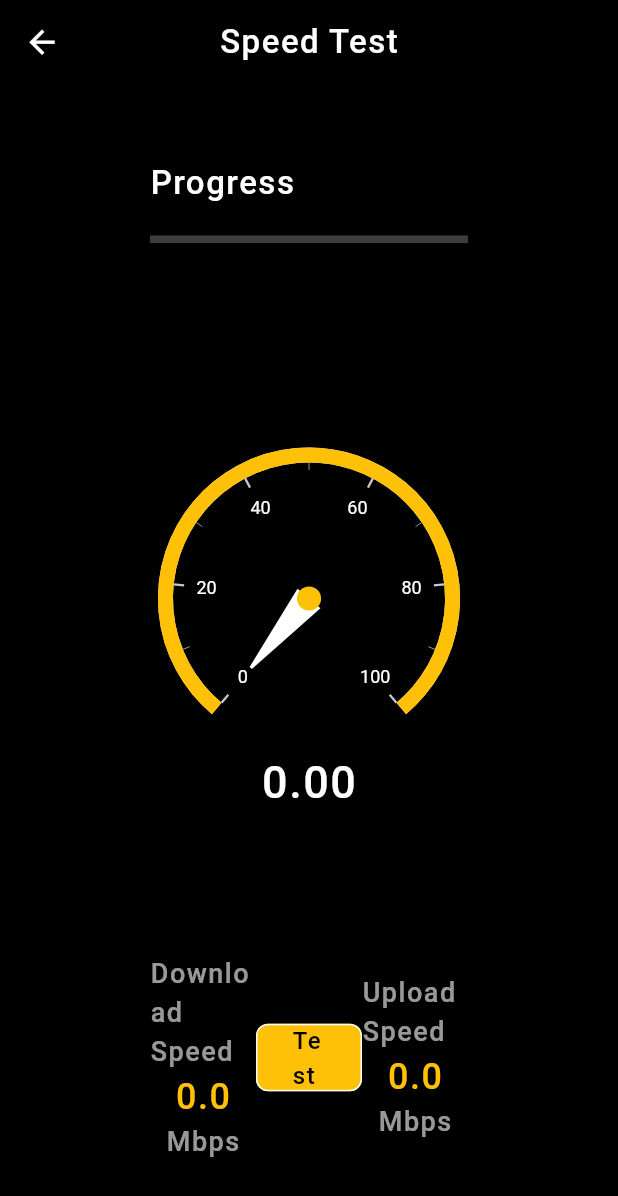
After one commit to bhargav0147/widget_of_week, a Flutter app: the SpeedTestPage screen opened by its route, on a phone screen of 412 x 824 dp. The commit adds this screen. Shown: the top 1196 px of the screen. Run offline on Flutter 3.47's test engine with Material 3 defaults, Android fonts, the phone set to English and light mode, and no system bars; drawn by our look-alikes of syncfusion_flutter_gauges; our stand-ins replace get; missing offline and left inert: flutter_internet_speed_test.

Commit message:
speedtest

```diff
--- a/lib/Presentation/Pages/Home/Controller/home_controller.dart
+++ b/lib/Presentation/Pages/Home/Controller/home_controller.dart
@@ -6,9 +6,11 @@ import 'package:widget_of_week/Routes/app_routes.dart';
 class HomePageController extends GetxController {
   RxList<String> menuList = <String>[
     'Slider',
+    'Speed Test',
   ].obs;
 
   RxList<String> navigatePathList = <String>[
     AppRoutes.slider,
+    AppRoutes.speedTest,
   ].obs;
 }
--- /dev/null
+++ b/lib/Presentation/Pages/Typing_Test/Controller/speed_test_controller.dart
@@ -0,0 +1,57 @@
+import 'package:get/get.dart';
+import 'package:flutter_internet_speed_test/flutter_internet_speed_test.dart';
+
+class SpeedTestController extends GetxController {
+  var progressBarValue = 0.0.obs;
+  var downloadValue = 0.0.obs;
+  var uploadValue = 0.0.obs;
+  var displayValue = 0.0.obs;
+  var isTestingStarted = false.obs;
+
+   testingInternetSpeed() {
+    final speedTest = FlutterInternetSpeedTest();
+    speedTest.startTesting(
+      onStarted: () {
+        isTestingStarted.value = true;
+
+      },
+      onCompleted: (TestResult download, TestResult upload) {
+        downloadValue.value = download.transferRate;
+        progressBarValue.value = 100.0;
+        displayValue = downloadValue;
+
+        uploadValue.value = upload.transferRate;
+        progressBarValue.value = 100.0;
+        displayValue = uploadValue;
+
+        isTestingStarted.value = false;
+      },
+      onProgress: (double percent, TestResult data) {
+        if (data.type == TestType.download) {
+          downloadValue.value = data.transferRate;
+          displayValue = downloadValue;
+          progressBarValue.value = percent;
+        } else {
+          uploadValue.value = data.transferRate;
+          displayValue = uploadValue;
+          progressBarValue.value = percent;
+        }
+      },
+      onError: (String errorMessage, String speedTestError) {
+        print('errorMessage : $errorMessage');
+        print('speedTestError : $speedTestError');
+      },
+      onDefaultServerSelectionInProgress: () {},
+      onDefaultServerSelectionDone: (Client? client) {},
+      onDownloadComplete: (TestResult data) {
+        downloadValue.value = data.transferRate;
+        displayValue = downloadValue;
+      },
+      onUploadComplete: (TestResult data) {
+        uploadValue.value = data.transferRate;
+        displayValue = uploadValue;
+      },
+      onCancel: () {},
+    );
+  }
+}
--- /dev/null
+++ b/lib/Presentation/Pages/Typing_Test/Screen/speed_test_page.dart
@@ -0,0 +1,208 @@
+import 'package:get/get.dart';
+import 'package:flutter/material.dart';
+import 'package:syncfusion_flutter_gauges/gauges.dart';
+import 'package:widget_of_week/Presentation/Pages/Typing_Test/Controller/speed_test_controller.dart';
+import 'package:widget_of_week/Presentation/Themes/app_theme.dart';
+import 'package:widget_of_week/Presentation/Widgets/hover_button.dart';
+
+class SpeedTestPage extends StatelessWidget {
+  const SpeedTestPage({super.key});
+
+  @override
+  Widget build(BuildContext context) {
+    HoverController hoverTestButtonController = HoverController();
+    final SpeedTestController speedTestController =
+        Get.put(SpeedTestController());
+    return Scaffold(
+      backgroundColor: AppColors.black,
+      appBar: AppBar(
+        backgroundColor: AppColors.black,
+        centerTitle: true,
+        title: const Text(
+          'Speed Test',
+          style: TextStyle(
+              letterSpacing: 1,
+              fontSize: 22,
+              fontWeight: FontWeight.w500,
+              color: AppColors.white),
+        ),
+        leading: IconButton(
+            onPressed: () {
+              Get.back();
+            },
+            icon: const Icon(
+              Icons.arrow_back,
+              size: 25,
+              color: AppColors.white,
+            )),
+      ),
+      body: Center(
+        child: Padding(
+          padding: const EdgeInsets.symmetric(horizontal: 100, vertical: 50),
+          child: Column(
+            crossAxisAlignment: CrossAxisAlignment.center,
+            children: [
+              const Align(
+                alignment: Alignment.centerLeft,
+                child: Text(
+                  'Progress',
+                  style: TextStyle(
+                      letterSpacing: 1,
+                      fontSize: 22,
+                      fontWeight: FontWeight.w500,
+                      color: AppColors.white),
+                ),
+              ),
+              const SizedBox(
+                height: 20,
+              ),
+              LinearProgressIndicator(
+                value: speedTestController.progressBarValue.value,
+                minHeight: 5,
+                backgroundColor: AppColors.white24,
+                color: AppColors.amber,
+              ),
+              const Spacer(),
+              SfRadialGauge(
+                enableLoadingAnimation: true,
+                animationDuration: 3000,
+                axes: [
+                  RadialAxis(
+                    showLastLabel: true,
+                    axisLabelStyle:
+                        const GaugeTextStyle(color: AppColors.white),
+                    ranges: [
+                      GaugeRange(
+                        startValue: 0,
+                        endValue: 100,
+                        color: AppColors.amber,
+                      )
+                    ],
+                    pointers: [
+                      NeedlePointer(
+                        value: speedTestController.displayValue.value,
+                        needleColor: AppColors.white,
+                        enableAnimation: true,
+                        knobStyle: const KnobStyle(color: AppColors.amber),
+                      ),
+                    ],
+                    annotations: [
+                      GaugeAnnotation(
+                        widget: SizedBox(
+
+                          height: 40,
+                          child: Center(
+                            child: Text(
+                              speedTestController.displayValue.value
+                                  .toStringAsFixed(2),
+                              style: const TextStyle(
+                                  letterSpacing: 1,
+                                  fontSize: 30,
+                                  fontWeight: FontWeight.w500,
+                                  color: AppColors.white),
+                            ),
+                          ),
+                        ),
+                        angle: 90,
+                        positionFactor: 1.2,
+                      ),
+                    ],
+                  )
+                ],
+              ),
+              const Spacer(),
+              Row(
+                mainAxisAlignment: MainAxisAlignment.spaceBetween,
+                crossAxisAlignment: CrossAxisAlignment.center,
+                children: [
+                  Expanded(
+                    child: Column(
+                      children: [
+                        const Text(
+                          'Download Speed',
+                          style: TextStyle(
+                              letterSpacing: 1,
+                              fontSize: 18,
+                              fontWeight: FontWeight.w500,
+                              color: AppColors.white60),
+                        ),
+                        Obx(
+                          () => Text(
+                            speedTestController.downloadValue.value.toString(),
+                            style: const TextStyle(
+                                letterSpacing: 1,
+                                fontSize: 24,
+                                fontWeight: FontWeight.w500,
+                                color: AppColors.amber),
+                          ),
+                        ),
+                        const Text(
+                          'Mbps',
+                          style: TextStyle(
+                              letterSpacing: 1,
+                              fontSize: 18,
+                              fontWeight: FontWeight.w500,
+                              color: AppColors.white60),
+                        ),
+                      ],
+                    ),
+                  ),
+                  Expanded(
+                    child: Center(
+                      child: HoverButton(
+                        height: 45,
+                        width: 180,
+                        controller: hoverTestButtonController,
+                        onPressed: () {
+                          speedTestController.testingInternetSpeed();
+                        },
+                        buttonText: 'Test',
+                        borderRadius: BorderRadius.circular(8),
+                        buttonColor: AppColors.amber,
+                        hoverColor: AppColors.white38,
+                        textColor: AppColors.black,
+                        textColorAfterHover: AppColors.white,
+                      ),
+                    ),
+                  ),
+                  Expanded(
+                    child: Column(
+                      children: [
+                        const Text(
+                          'Upload Speed',
+                          style: TextStyle(
+                              letterSpacing: 1,
+                              fontSize: 18,
+                              fontWeight: FontWeight.w500,
+                              color: AppColors.white60),
+                        ),
+                        Obx(
+                          () => Text(
+                            speedTestController.uploadValue.value.toString(),
+                            style: const TextStyle(
+                                letterSpacing: 1,
+                                fontSize: 24,
+                                fontWeight: FontWeight.w500,
+                                color: AppColors.amber),
+                          ),
+                        ),
+                        const Text(
+                          'Mbps',
+                          style: TextStyle(
+                              letterSpacing: 1,
+                              fontSize: 18,
+                              fontWeight: FontWeight.w500,
+                              color: AppColors.white60),
+                        ),
+                      ],
+                    ),
+                  )
+                ],
+              )
+            ],
+          ),
+        ),
+      ),
+    );
+  }
+}
--- a/lib/Routes/app_routes.dart
+++ b/lib/Routes/app_routes.dart
@@ -1,13 +1,16 @@
 import 'package:get/get.dart';
 import 'package:widget_of_week/Presentation/Pages/Home/Screen/home_page.dart';
 import 'package:widget_of_week/Presentation/Pages/Slider/Screen/slider_page.dart';
+import 'package:widget_of_week/Presentation/Pages/Typing_Test/Screen/speed_test_page.dart';
 
 class AppRoutes {
   static const String home = '/';
   static const String slider = '/slider';
+  static const String speedTest = '/speedtest';
 
   static final routes = [
     GetPage(name: home, page: () => const HomePage()),
     GetPage(name: slider, page: () => const SliderPage()),
+    GetPage(name: speedTest, page: () => const SpeedTestPage()),
   ];
 }
--- a/lib/main.dart
+++ b/lib/main.dart
@@ -1,7 +1,6 @@
 import 'package:flutter/material.dart';
 import 'package:get/get.dart';
 import 'package:widget_of_week/Routes/app_routes.dart';
-
 
 void main() {
   runApp(const MyApp());
@@ -15,12 +14,11 @@ class MyApp extends StatelessWidget {
   Widget build(BuildContext context) {
     return GetMaterialApp(
       debugShowCheckedModeBanner: false,
-      title: 'Flutter Demo',
       theme: ThemeData(
         useMaterial3: true,
       ),
       getPages: AppRoutes.routes,
-      initialRoute: AppRoutes.home,
+      // initialRoute: AppRoutes.speedTest,
     );
   }
 }
--- a/pubspec.yaml
+++ b/pubspec.yaml
@@ -36,6 +36,8 @@ dependencies:
   # Use with the CupertinoIcons class for iOS style icons.
   cupertino_icons: ^1.0.2
   get: ^4.6.6
+  syncfusion_flutter_gauges: ^25.1.38
+  flutter_internet_speed_test: ^1.5.0
 
 dev_dependencies:
   flutter_test:
```
Also changed, not shown: pubspec.lock, 3 other files.
